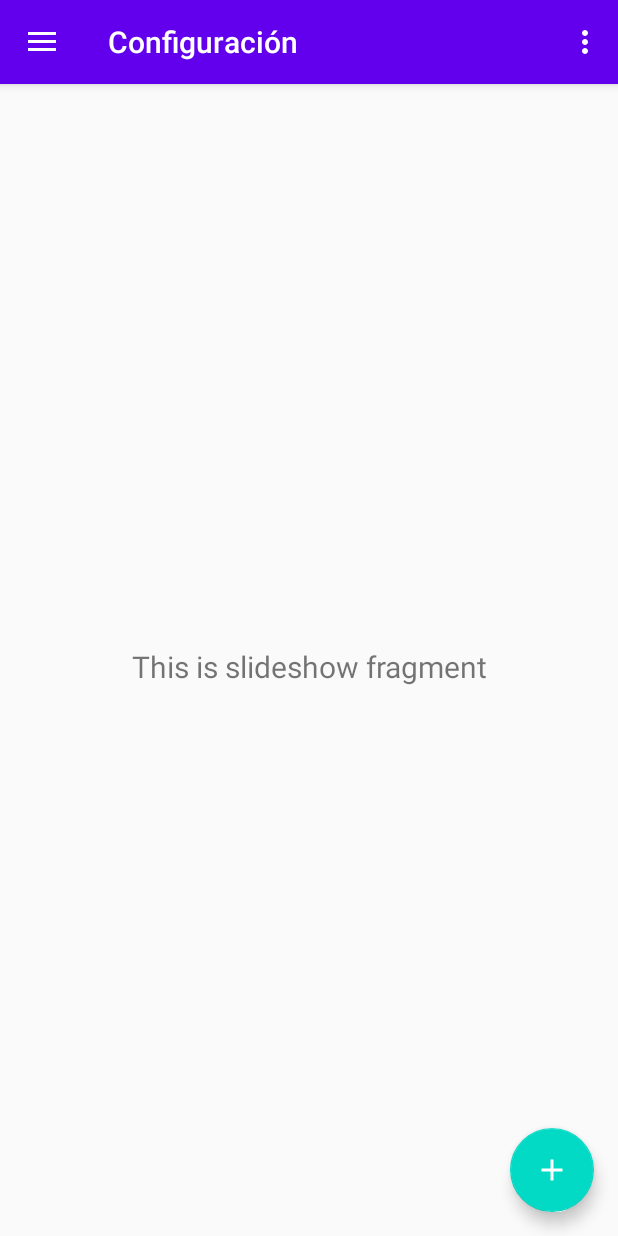
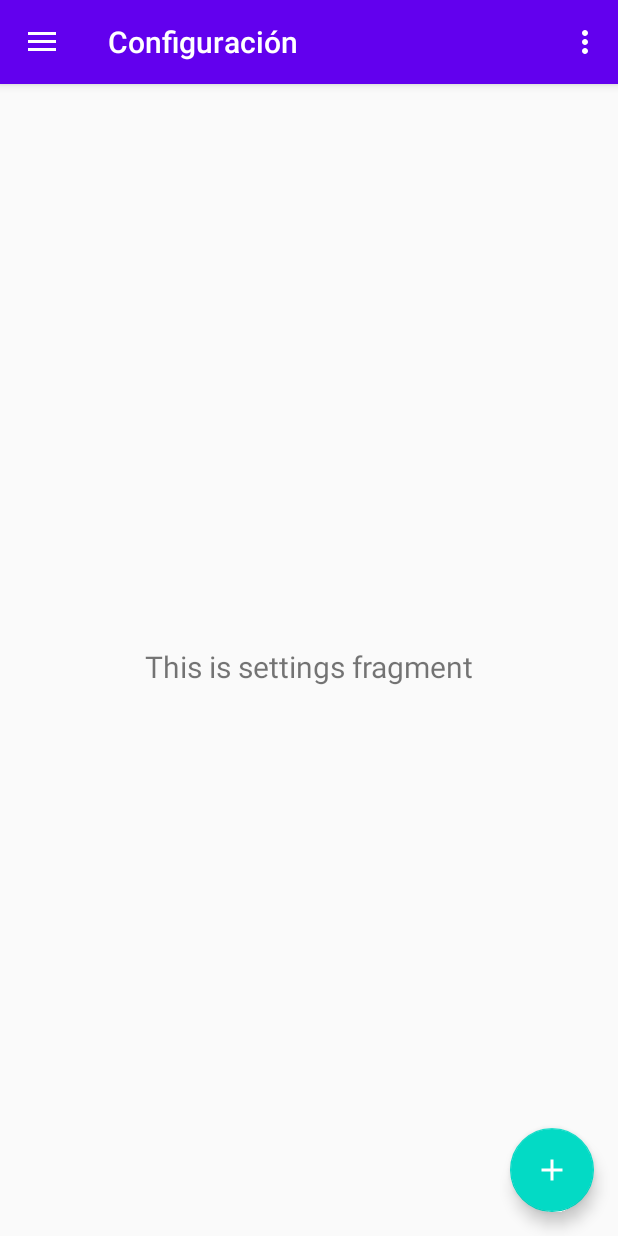
Before and after one commit to dbatu-github/android-crono, an Android app: the screen it shows after launch (MainActivity), in the side drawer, after a tap on "Configuración", on a phone screen of 412 x 824 dp. Run offline under Robolectric (Android 15) with nearby library versions, the phone set to English and light mode, and no system bars; our stand-ins replace navigation-ui.

Commit message:
Creado el fragmento de configuración

```diff
--- /dev/null
+++ b/app/src/main/java/com/batu/android_crono/ui/settings/SettingsFragment.java
@@ -0,0 +1,34 @@
+package com.batu.android_crono.ui.settings;
+
+import android.os.Bundle;
+import android.view.LayoutInflater;
+import android.view.View;
+import android.view.ViewGroup;
+import android.widget.TextView;
+
+import androidx.annotation.NonNull;
+import androidx.annotation.Nullable;
+import androidx.fragment.app.Fragment;
+import androidx.lifecycle.Observer;
+import androidx.lifecycle.ViewModelProvider;
+
+import com.batu.android_crono.R;
+
+public class SettingsFragment extends Fragment {
+
+    private SettingsViewModel settingsViewModel;
+
+    public View onCreateView(@NonNull LayoutInflater inflater,
+                             ViewGroup container, Bundle savedInstanceState) {
+        settingsViewModel = new ViewModelProvider(this).get(SettingsViewModel.class);
+        View root = inflater.inflate(R.layout.fragment_settings, container, false);
+        final TextView textView = root.findViewById(R.id.text_settings);
+        settingsViewModel.getText().observe(getViewLifecycleOwner(), new Observer<String>() {
+            @Override
+            public void onChanged(@Nullable String s) {
+                textView.setText(s);
+            }
+        });
+        return root;
+    }
+}
--- /dev/null
+++ b/app/src/main/java/com/batu/android_crono/ui/settings/SettingsViewModel.java
@@ -0,0 +1,19 @@
+package com.batu.android_crono.ui.settings;
+
+import androidx.lifecycle.LiveData;
+import androidx.lifecycle.MutableLiveData;
+import androidx.lifecycle.ViewModel;
+
+public class SettingsViewModel extends ViewModel {
+
+    private MutableLiveData<String> mText;
+
+    public SettingsViewModel() {
+        mText = new MutableLiveData<>();
+        mText.setValue("This is settings fragment");
+    }
+
+    public LiveData<String> getText() {
+        return mText;
+    }
+}
--- /dev/null
+++ b/app/src/main/res/layout/fragment_settings.xml
@@ -0,0 +1,22 @@
+<?xml version="1.0" encoding="utf-8"?>
+<androidx.constraintlayout.widget.ConstraintLayout xmlns:android="http://schemas.android.com/apk/res/android"
+    xmlns:app="http://schemas.android.com/apk/res-auto"
+    xmlns:tools="http://schemas.android.com/tools"
+    android:layout_width="match_parent"
+    android:layout_height="match_parent"
+    tools:context=".ui.settings.SettingsFragment">
+
+    <TextView
+        android:id="@+id/text_settings"
+        android:layout_width="match_parent"
+        android:layout_height="wrap_content"
+        android:layout_marginStart="8dp"
+        android:layout_marginTop="8dp"
+        android:layout_marginEnd="8dp"
+        android:textAlignment="center"
+        android:textSize="20sp"
+        app:layout_constraintBottom_toBottomOf="parent"
+        app:layout_constraintEnd_toEndOf="parent"
+        app:layout_constraintStart_toStartOf="parent"
+        app:layout_constraintTop_toTopOf="parent" />
+</androidx.constraintlayout.widget.ConstraintLayout>
--- a/app/src/main/res/navigation/mobile_navigation.xml
+++ b/app/src/main/res/navigation/mobile_navigation.xml
@@ -24,7 +24,7 @@
         tools:layout="@layout/fragment_countdown" />
     <fragment
         android:id="@+id/nav_settings"
-        android:name="com.batu.android_crono.ui.countdown.CountdownFragment"
+        android:name="com.batu.android_crono.ui.settings.SettingsFragment"
         android:label="@string/menu_settings"
-        tools:layout="@layout/fragment_countdown" />
+        tools:layout="@layout/fragment_settings" />
 </navigation>
```
